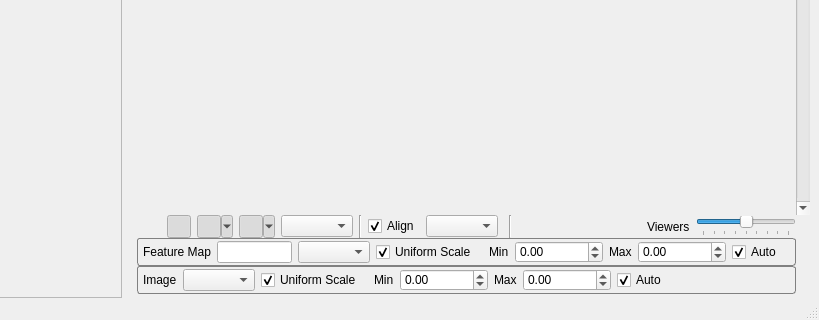
SCIInstitute/ShapeWorks, file Studio/src/Interface/ShapeWorksStudioApp.ui: the form before one commit; both pictures show x 355 to 1174 and y 385 to 705 of the 1174 by 705 pixel window.
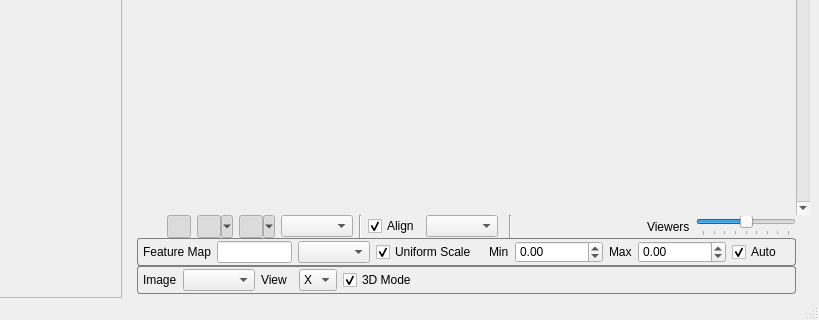
The form after the commit. Icons and pictures are not drawn. Custom widgets are drawn as their Qt base class.

Commit message: Adding axis enum

Patch:
```diff
--- a/Studio/src/Interface/ShapeWorksStudioApp.ui
+++ b/Studio/src/Interface/ShapeWorksStudioApp.ui
@@ -477,34 +477,21 @@
        <property name="bottomMargin">
         <number>3</number>
        </property>
-       <item row="0" column="5">
-        <widget class="QLabel" name="label_8">
+       <item row="0" column="0">
+        <widget class="QLabel" name="label_10">
          <property name="text">
-          <string>Min</string>
-         </property>
-        </widget>
-       </item>
-       <item row="0" column="7">
-        <widget class="QLabel" name="label_9">
-         <property name="text">
-          <string>Max</string>
+          <string>Image</string>
          </property>
         </widget>
        </item>
        <item row="0" column="3">
-        <widget class="QCheckBox" name="feature_uniform_scale_3">
-         <property name="toolTip">
-          <string>Apply a uniform scale for all viewers</string>
-         </property>
+        <widget class="QLabel" name="label_11">
          <property name="text">
-          <string>Uniform Scale</string>
-         </property>
-         <property name="checked">
-          <bool>true</bool>
+          <string>View</string>
          </property>
         </widget>
        </item>
-       <item row="0" column="10">
+       <item row="0" column="7">
         <spacer name="horizontalSpacer_5">
          <property name="orientation">
           <enum>Qt::Horizontal</enum>
@@ -517,30 +504,32 @@
          </property>
         </spacer>
        </item>
-       <item row="0" column="9">
-        <widget class="QCheckBox" name="feature_auto_scale_3">
+       <item row="0" column="5">
+        <widget class="QComboBox" name="image_axis_">
          <property name="toolTip">
           <string>Automatic scale range</string>
          </property>
-         <property name="text">
-          <string>Auto</string>
+         <property name="currentIndex">
+          <number>0</number>
          </property>
-         <property name="checked">
-          <bool>true</bool>
+         <property name="sizeAdjustPolicy">
+          <enum>QComboBox::AdjustToContents</enum>
          </property>
-        </widget>
-       </item>
-       <item row="0" column="6">
-        <widget class="QDoubleSpinBox" name="feature_min_3">
-         <property name="toolTip">
-          <string>Minimum scalar range</string>
-         </property>
-         <property name="minimum">
-          <double>-9999999.000000000000000</double>
-         </property>
-         <property name="maximum">
-          <double>9999999.000000000000000</double>
-         </property>
+         <item>
+          <property name="text">
+           <string>X</string>
+          </property>
+         </item>
+         <item>
+          <property name="text">
+           <string>Y</string>
+          </property>
+         </item>
+         <item>
+          <property name="text">
+           <string>Z</string>
+          </property>
+         </item>
         </widget>
        </item>
        <item row="0" column="2">
@@ -553,10 +542,16 @@
          </property>
         </widget>
        </item>
-       <item row="0" column="0">
-        <widget class="QLabel" name="label_10">
+       <item row="0" column="6">
+        <widget class="QCheckBox" name="three_d_mode_">
+         <property name="toolTip">
+          <string>Apply a uniform scale for all viewers</string>
+         </property>
          <property name="text">
-          <string>Image</string>
+          <string>3D Mode</string>
+         </property>
+         <property name="checked">
+          <bool>true</bool>
          </property>
         </widget>
        </item>
@@ -567,19 +562,6 @@
          </property>
         </widget>
        </item>
-       <item row="0" column="8">
-        <widget class="QDoubleSpinBox" name="feature_max_3">
-         <property name="toolTip">
-          <string>Maximum scalar range</string>
-         </property>
-         <property name="minimum">
-          <double>-9999999.000000000000000</double>
-         </property>
-         <property name="maximum">
-          <double>9999999.000000000000000</double>
-         </property>
-        </widget>
-       </item>
       </layout>
      </widget>
     </item>
```
Left out of the diff: 2 changed lines with no effect on the pictures. The commit also changes 5 other files.
